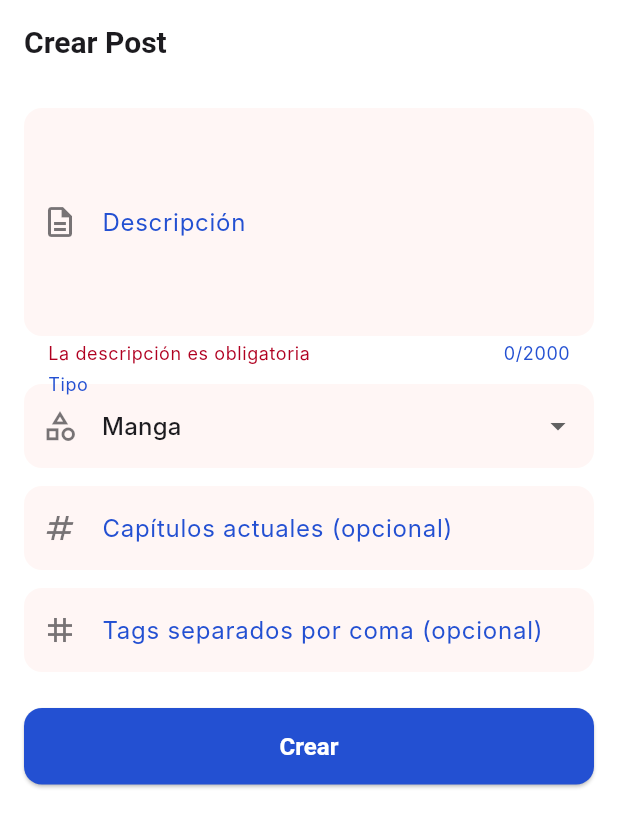
After one commit to JhairAlexby/animeto_app, a Flutter app: the CreatePostScreen screen opened by its route, after a tap on "Crear", on a phone screen of 412 x 824 dp. The commit adds this screen. Shown: the top 827 px of the screen. Run offline on Flutter 3.47's test engine with Material 3 defaults, Android fonts, the phone set to English and light mode, and no system bars; our stand-ins replace dio, go_router, shared_preferences, timeago; accounts and stored records are empty; Roboto replaces fonts that are missing (Inter).

Commit message:
errores de posr

```diff
--- a/lib/core/navigation/app_router.dart
+++ b/lib/core/navigation/app_router.dart
@@ -4,6 +4,7 @@ import 'package:animeto_app/features/auth/presentation/screens/login_screen.dart
 import 'package:animeto_app/features/auth/presentation/screens/register_screen.dart';
 import 'package:animeto_app/features/auth/presentation/screens/welcome_screen.dart';
 import 'package:animeto_app/features/feed/presentation/screens/home_screen.dart';
+import 'package:animeto_app/features/feed/presentation/screens/create_post_screen.dart';
 
 class AppRouter {
   AppRouter._();
@@ -39,6 +40,15 @@ class AppRouter {
         path: HomeScreen.route,
         builder: (context, state) => const HomeScreen(),
       ),
+      GoRoute(
+        path: CreatePostScreen.route,
+        pageBuilder: (context, state) => CustomTransitionPage(
+          child: const CreatePostScreen(),
+          transitionsBuilder:
+              (context, animation, secondaryAnimation, child) =>
+                  FadeTransition(opacity: animation, child: child),
+        ),
+      ),
     ],
   );
 }
--- a/lib/features/feed/data/datasources/reaction_remote_data_source.dart
+++ b/lib/features/feed/data/datasources/reaction_remote_data_source.dart
@@ -1,6 +1,7 @@
 import 'package:dio/dio.dart';
 import 'package:animeto_app/core/errors/exceptions.dart';
 import 'package:animeto_app/core/services/api_service.dart';
+import 'package:animeto_app/core/errors/error_utils.dart';
 import 'package:animeto_app/features/feed/data/models/reaction_model.dart';
 
 abstract class ReactionRemoteDataSource {
@@ -51,9 +52,7 @@ class ReactionRemoteDataSourceImpl implements ReactionRemoteDataSource {
         );
       }
     } on DioException catch (e) {
-      throw ServerException(
-        e.response?.data['message'] ?? 'Error de red: ${e.message}',
-      );
+      throw ServerException(messageFromDioException(e));
     } catch (e) {
       throw ServerException('Error inesperado: ${e.toString()}');
     }
--- /dev/null
+++ b/lib/features/feed/presentation/screens/create_post_screen.dart
@@ -0,0 +1,176 @@
+import 'package:flutter/material.dart';
+import 'package:go_router/go_router.dart';
+import 'package:provider/provider.dart';
+import 'package:animeto_app/features/feed/presentation/providers/feed_provider.dart';
+
+class CreatePostScreen extends StatefulWidget {
+  static const String route = '/posts/create';
+  const CreatePostScreen({super.key});
+
+  @override
+  State<CreatePostScreen> createState() => _CreatePostScreenState();
+}
+
+class _CreatePostScreenState extends State<CreatePostScreen> {
+  final _formKey = GlobalKey<FormState>();
+  final _descriptionController = TextEditingController();
+  final _currentChaptersController = TextEditingController();
+  final _tagsController = TextEditingController();
+
+  String _type = 'manga';
+
+  @override
+  void dispose() {
+    _descriptionController.dispose();
+    _currentChaptersController.dispose();
+    _tagsController.dispose();
+    super.dispose();
+  }
+
+  Future<void> _submit(BuildContext context) async {
+    if (!(_formKey.currentState?.validate() ?? false)) return;
+
+    final messenger = ScaffoldMessenger.of(context);
+    final theme = Theme.of(context);
+    final navigator = GoRouter.of(context);
+    final provider = context.read<FeedProvider>();
+
+    final description = _descriptionController.text.trim();
+    final type = _type.trim();
+    final currentChaptersText = _currentChaptersController.text.trim();
+    final currentChapters = currentChaptersText.isEmpty
+        ? null
+        : int.tryParse(currentChaptersText);
+    final tagsRaw = _tagsController.text.trim();
+    final tags = tagsRaw.isEmpty
+        ? null
+        : tagsRaw
+            .split(',')
+            .map((t) => t.trim())
+            .where((t) => t.isNotEmpty)
+            .toList();
+
+    final ok = await provider.createPost(
+      description: description,
+      type: type,
+      currentChapters: currentChapters,
+      tags: tags,
+      imagePath: null,
+    );
+
+    if (!context.mounted) return;
+
+    if (ok) {
+      messenger.showSnackBar(
+        const SnackBar(
+          content: Text('Publicación creada'),
+          backgroundColor: Colors.green,
+        ),
+      );
+      navigator.pop();
+    } else {
+      messenger.showSnackBar(
+        SnackBar(
+          content: Text(provider.errorMessage),
+          backgroundColor: theme.colorScheme.error,
+        ),
+      );
+    }
+  }
+
+  @override
+  Widget build(BuildContext context) {
+    return Scaffold(
+      appBar: AppBar(title: const Text('Crear Post')),
+      body: SingleChildScrollView(
+        padding: const EdgeInsets.all(16.0),
+        child: Form(
+          key: _formKey,
+          child: Column(
+            crossAxisAlignment: CrossAxisAlignment.stretch,
+            children: [
+              TextFormField(
+                controller: _descriptionController,
+                maxLines: 5,
+                maxLength: 2000,
+                decoration: const InputDecoration(
+                  labelText: 'Descripción',
+                  prefixIcon: Icon(Icons.description_outlined),
+                ),
+                validator: (value) {
+                  final text = value?.trim() ?? '';
+                  if (text.isEmpty) return 'La descripción es obligatoria';
+                  if (text.length > 2000) return 'Máximo 2000 caracteres';
+                  return null;
+                },
+              ),
+              const SizedBox(height: 12),
+              DropdownButtonFormField<String>(
+                initialValue: _type,
+                items: const [
+                  DropdownMenuItem(value: 'anime', child: Text('Anime')),
+                  DropdownMenuItem(value: 'manga', child: Text('Manga')),
+                  DropdownMenuItem(value: 'manhwa', child: Text('Manhwa')),
+                ],
+                onChanged: (v) => setState(() => _type = v ?? 'manga'),
+                decoration: const InputDecoration(
+                  labelText: 'Tipo',
+                  prefixIcon: Icon(Icons.category_outlined),
+                ),
+                validator: (value) {
+                  final v = value?.trim() ?? '';
+                  if (v.isEmpty) return 'Selecciona el tipo';
+                  if (!(v == 'anime' || v == 'manga' || v == 'manhwa')) {
+                    return 'Tipo inválido';
+                  }
+                  return null;
+                },
+              ),
+              const SizedBox(height: 12),
+              TextFormField(
+                controller: _currentChaptersController,
+                keyboardType: TextInputType.number,
+                decoration: const InputDecoration(
+                  labelText: 'Capítulos actuales (opcional)',
+                  prefixIcon: Icon(Icons.numbers),
+                ),
+                validator: (value) {
+                  final v = value?.trim() ?? '';
+                  if (v.isEmpty) return null;
+                  final n = int.tryParse(v);
+                  if (n == null) return 'Debe ser un número';
+                  if (n < 0) return 'Debe ser mayor o igual a 0';
+                  return null;
+                },
+              ),
+              const SizedBox(height: 12),
+              TextFormField(
+                controller: _tagsController,
+                decoration: const InputDecoration(
+                  labelText: 'Tags separados por coma (opcional)',
+                  prefixIcon: Icon(Icons.tag),
+                ),
+                validator: (value) {
+                  final v = value?.trim() ?? '';
+                  if (v.isEmpty) return null;
+                  final tags = v
+                      .split(',')
+                      .map((t) => t.trim())
+                      .where((t) => t.isNotEmpty)
+                      .toList();
+                  if (tags.length > 10) return 'Máximo 10 tags';
+                  return null;
+                },
+              ),
+              const SizedBox(height: 24),
+              ElevatedButton(
+                onPressed: () => _submit(context),
+                child: const Text('Crear'),
+              ),
+            ],
+          ),
+        ),
+      ),
+    );
+  }
+}
--- a/lib/features/feed/presentation/screens/home_screen.dart
+++ b/lib/features/feed/presentation/screens/home_screen.dart
@@ -1,7 +1,9 @@
 import 'package:flutter/material.dart';
+import 'package:go_router/go_router.dart';
 import 'package:provider/provider.dart';
 import 'package:animeto_app/features/feed/presentation/providers/feed_provider.dart';
 import 'package:animeto_app/features/feed/presentation/widgets/publication_card.dart';
+import 'package:animeto_app/features/feed/presentation/screens/create_post_screen.dart';
 
 class HomeScreen extends StatefulWidget {
   static const String route = '/home';
@@ -64,7 +66,9 @@ class _HomeScreenState extends State<HomeScreen> {
         },
       ),
       floatingActionButton: FloatingActionButton(
-        onPressed: () {},
+        onPressed: () {
+          GoRouter.of(context).push(CreatePostScreen.route);
+        },
         child: const Icon(Icons.add),
       ),
     );
```
Also changed, not shown: lib/core/errors/error_utils.dart (added, +54 -0 lines), lib/features/auth/data/datasources/auth_remote_data_source.dart (+3 -5 lines), lib/features/auth/presentation/screens/login_screen.dart (+6 -2 lines), lib/features/feed/data/datasources/publication_remote_data_source.dart (+9 -5 lines), 1 other file.
